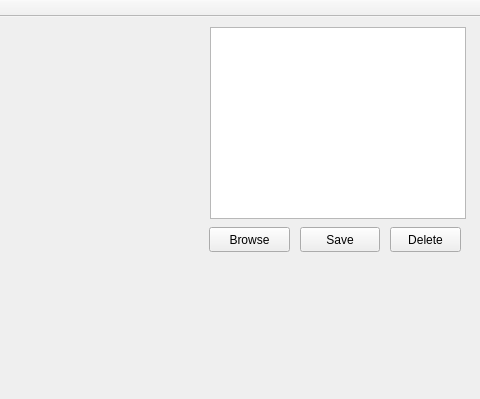
Above: mainwindow.ui from Hunterlemming/QtBeadando before the change; both pictures show x 320 to 800 and y 0 to 399 of the 800 by 560 pixel window. Below: the same form after it.
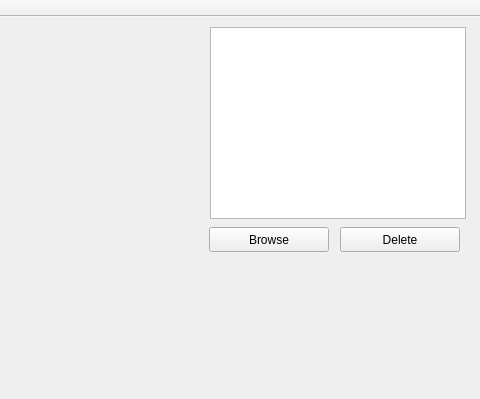
That is the form after the change.

Patch:
```diff
--- a/mainwindow.ui
+++ b/mainwindow.ui
@@ -31,7 +31,7 @@
      <rect>
       <x>529</x>
       <y>210</y>
-      <width>81</width>
+      <width>120</width>
       <height>25</height>
      </rect>
     </property>
@@ -52,19 +52,6 @@
      <string/>
     </property>
    </widget>
-   <widget class="QPushButton" name="saveButton">
-    <property name="geometry">
-     <rect>
-      <x>620</x>
-      <y>210</y>
-      <width>80</width>
-      <height>25</height>
-     </rect>
-    </property>
-    <property name="text">
-     <string>Save</string>
-    </property>
-   </widget>
    <widget class="QListWidget" name="savedList">
     <property name="geometry">
      <rect>
@@ -78,9 +65,9 @@
    <widget class="QPushButton" name="pushButton">
     <property name="geometry">
      <rect>
-      <x>710</x>
+      <x>660</x>
       <y>210</y>
-      <width>71</width>
+      <width>120</width>
       <height>25</height>
      </rect>
     </property>
```
Left out of the diff: 2 changed lines with no effect on the pictures.
